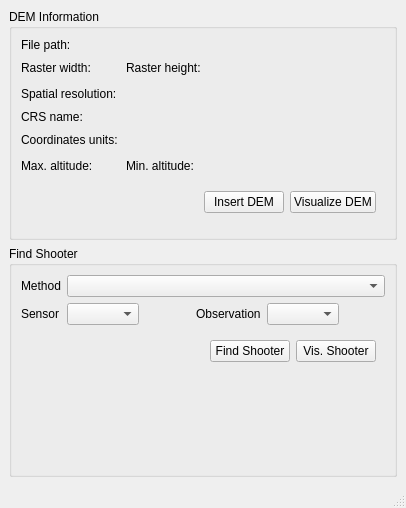
jpesperidiao/MOPA, file Gui/CustomWidgets/mainWindow.ui: the form before one commit.
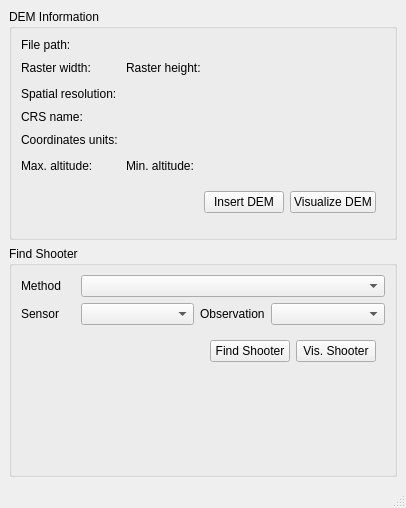
The form after the commit.

```diff
--- a/Gui/CustomWidgets/mainWindow.ui
+++ b/Gui/CustomWidgets/mainWindow.ui
@@ -184,27 +184,7 @@
        <string>Find Shooter</string>
       </property>
       <layout class="QGridLayout" name="gridLayout_2">
-       <item row="2" column="0">
-        <widget class="QLabel" name="label_2">
-         <property name="text">
-          <string>Sensor</string>
-         </property>
-        </widget>
-       </item>
-       <item row="2" column="1">
-        <widget class="QComboBox" name="sensorComboBox"/>
-       </item>
-       <item row="2" column="4">
-        <widget class="QLabel" name="label_3">
-         <property name="text">
-          <string>Observation</string>
-         </property>
-        </widget>
-       </item>
-       <item row="2" column="5">
-        <widget class="QComboBox" name="obsComboBox"/>
-       </item>
-       <item row="4" column="3" colspan="2">
+       <item row="4" column="2" colspan="2">
         <spacer name="verticalSpacer_2">
          <property name="orientation">
           <enum>Qt::Vertical</enum>
@@ -224,20 +204,10 @@
          </property>
         </widget>
        </item>
-       <item row="2" column="2">
-        <spacer name="horizontalSpacer_10">
-         <property name="orientation">
-          <enum>Qt::Horizontal</enum>
-         </property>
-         <property name="sizeHint" stdset="0">
-          <size>
-           <width>72</width>
-           <height>20</height>
-          </size>
-         </property>
-        </spacer>
+       <item row="0" column="1" colspan="5">
+        <widget class="QComboBox" name="methodComboBox"/>
        </item>
-       <item row="3" column="0" colspan="7">
+       <item row="3" column="0" colspan="6">
         <widget class="QWidget" name="widget_2" native="true">
          <layout class="QGridLayout" name="gridLayout_4">
           <item row="0" column="1">
@@ -270,21 +240,25 @@
          </layout>
         </widget>
        </item>
-       <item row="2" column="6">
-        <spacer name="horizontalSpacer_9">
-         <property name="orientation">
-          <enum>Qt::Horizontal</enum>
+       <item row="2" column="0">
+        <widget class="QLabel" name="label_2">
+         <property name="text">
+          <string>Sensor</string>
          </property>
-         <property name="sizeHint" stdset="0">
-          <size>
-           <width>79</width>
-           <height>20</height>
-          </size>
+        </widget>
+       </item>
+       <item row="2" column="1" colspan="2">
+        <widget class="QComboBox" name="sensorComboBox"/>
+       </item>
+       <item row="2" column="3">
+        <widget class="QLabel" name="label_3">
+         <property name="text">
+          <string>Observation</string>
          </property>
-        </spacer>
+        </widget>
        </item>
-       <item row="0" column="1" colspan="6">
-        <widget class="QComboBox" name="methodComboBox"/>
+       <item row="2" column="4" colspan="2">
+        <widget class="QComboBox" name="obsComboBox"/>
        </item>
       </layout>
      </widget>
@@ -297,7 +271,7 @@
      <x>0</x>
      <y>0</y>
      <width>406</width>
-     <height>22</height>
+     <height>31</height>
     </rect>
    </property>
   </widget>
```
